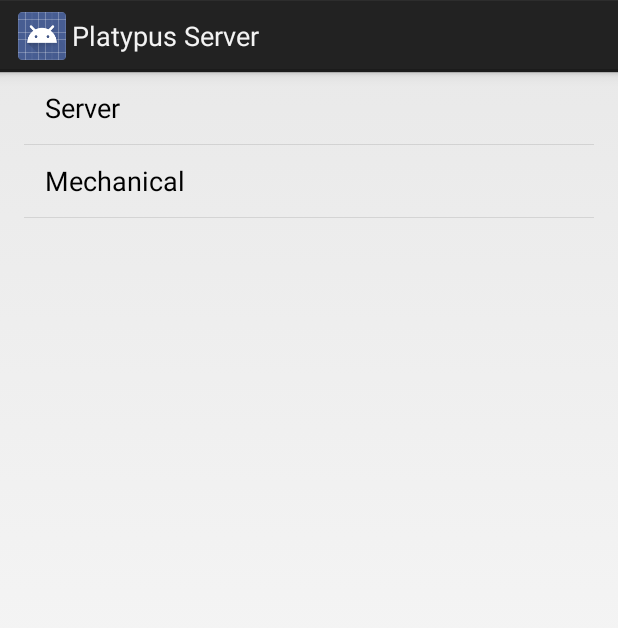
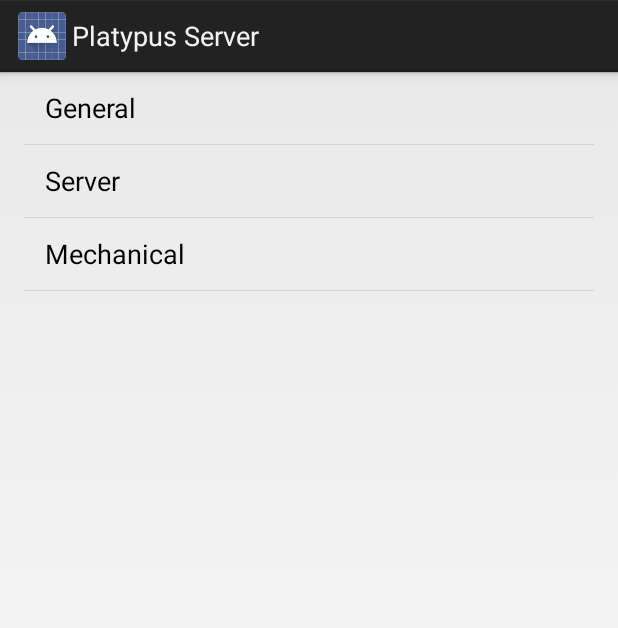
Before and after one commit to platypusllc/server, an Android app: the screen it shows after launch (SettingsActivity), on a phone screen of 412 x 824 dp. Shown: the top 628 px of the screen. Run offline under Robolectric (Android 15) with nearby library versions, the phone set to English and light mode, and no system bars.

Commit message:
Added ServerService stub implementation.

```diff
--- a/app/src/main/AndroidManifest.xml
+++ b/app/src/main/AndroidManifest.xml
@@ -12,9 +12,15 @@
             android:label="@string/app_name" >
             <intent-filter>
                 <action android:name="android.intent.action.MAIN" />
+
                 <category android:name="android.intent.category.LAUNCHER" />
             </intent-filter>
         </activity>
+
+        <service
+            android:name=".ServerService"
+            android:enabled="true"
+            android:exported="true" />
     </application>
 
 </manifest>
--- a/app/src/main/res/values/strings.xml
+++ b/app/src/main/res/values/strings.xml
@@ -1,3 +1,4 @@
 <resources>
     <string name="app_name">Platypus Server</string>
+    <string name="server_service_started">PLATYPUS_SERVER_SERVICE_STARTED</string>
 </resources>
--- a/app/src/main/res/values/strings_activity_settings.xml
+++ b/app/src/main/res/values/strings_activity_settings.xml
@@ -2,24 +2,30 @@
 
     <!-- Strings related to Settings -->
 
+    <!-- General settings -->
+    <string name="pref_header_general">General</string>
+
+    <string name="pref_title_server_service">Server Service</string>
+    <string name="pref_description_server_service">Run the Platypus server service</string>
+
     <!-- Server settings -->
     <string name="pref_header_server">Server</string>
 
-    <string name="pref_madara_server">MADARA</string>
+    <string name="pref_title_madara_server">MADARA</string>
     <string name="pref_description_madara_server">Run a MADARA server</string>
     <string name="pref_title_madara_server_multicast_address">Multicast Transport</string>
     <string name="pref_title_madara_server_multicast_address_default">127.0.0.1</string>
 
-    <string name="pref_http_server">HTTP</string>
+    <string name="pref_title_http_server">HTTP</string>
     <string name="pref_description_http_server">Run an HTTP server</string>
 
-    <string name="pref_tcp_server">TCP</string>
+    <string name="pref_title_tcp_server">TCP</string>
     <string name="pref_description_tcp_server">Run a TCP server</string>
 
-    <string name="pref_udp_server">UDP</string>
+    <string name="pref_title_udp_server">UDP</string>
     <string name="pref_description_udp_server">Run an UDP server</string>
 
-    <string name="pref_registry_server">Registry</string>
+    <string name="pref_title_registry_server">Registry</string>
     <string name="pref_description_registry_server">Connect to a registry</string>
 
     <!-- Mechanical settings -->
--- /dev/null
+++ b/app/src/main/res/xml/pref_general.xml
@@ -0,0 +1,9 @@
+<PreferenceScreen xmlns:android="http://schemas.android.com/apk/res/android">
+
+    <CheckBoxPreference
+        android:defaultValue="false"
+        android:key="server_service_checkbox"
+        android:summary="@string/pref_description_server_service"
+        android:title="@string/pref_title_server_service" />
+
+</PreferenceScreen>
--- a/app/src/main/res/xml/pref_headers.xml
+++ b/app/src/main/res/xml/pref_headers.xml
@@ -1,6 +1,9 @@
 <preference-headers xmlns:android="http://schemas.android.com/apk/res/android">
 
     <!-- These settings headers are only used on tablets. -->
+    <header
+        android:fragment="com.platypus.server.SettingsActivity$GeneralPreferenceFragment"
+        android:title="@string/pref_header_general" />
 
     <header
         android:fragment="com.platypus.server.SettingsActivity$ServerPreferenceFragment"
--- a/app/src/main/res/xml/pref_server.xml
+++ b/app/src/main/res/xml/pref_server.xml
@@ -1,45 +1,45 @@
 <PreferenceScreen xmlns:android="http://schemas.android.com/apk/res/android">
 
     <CheckBoxPreference
+        android:defaultValue="true"
         android:key="madara_server_checkbox"
-        android:title="@string/pref_madara_server"
         android:summary="@string/pref_description_madara_server"
-        android:defaultValue="true" />
+        android:title="@string/pref_title_madara_server" />
 
     <!-- NOTE: EditTextPreference's summary should be set to its value by the activity code. -->
     <EditTextPreference
+        android:capitalize="none"
+        android:defaultValue="@string/pref_title_madara_server_multicast_address_default"
         android:dependency="madara_server_checkbox"
+        android:inputType="phone"
         android:key="madara_server_multicast_address_text"
-        android:title="@string/pref_title_madara_server_multicast_address"
-        android:defaultValue="@string/pref_title_madara_server_multicast_address_default"
+        android:maxLines="1"
         android:selectAllOnFocus="true"
-        android:inputType="phone"
-        android:capitalize="none"
         android:singleLine="true"
-        android:maxLines="1" />
+        android:title="@string/pref_title_madara_server_multicast_address" />
 
     <CheckBoxPreference
+        android:defaultValue="false"
         android:key="http_server_checkbox"
-        android:title="@string/pref_http_server"
         android:summary="@string/pref_description_http_server"
-        android:defaultValue="false" />
+        android:title="@string/pref_title_http_server" />
 
     <CheckBoxPreference
+        android:defaultValue="false"
         android:key="tcp_server_checkbox"
-        android:title="@string/pref_tcp_server"
         android:summary="@string/pref_description_tcp_server"
-        android:defaultValue="false" />
+        android:title="@string/pref_title_tcp_server" />
 
     <CheckBoxPreference
+        android:defaultValue="false"
         android:key="udp_server_checkbox"
-        android:title="@string/pref_udp_server"
         android:summary="@string/pref_description_udp_server"
-        android:defaultValue="false" />
+        android:title="@string/pref_title_udp_server" />
 
     <CheckBoxPreference
+        android:defaultValue="false"
         android:key="registry_server_checkbox"
-        android:title="@string/pref_registry_server"
         android:summary="@string/pref_description_registry_server"
-        android:defaultValue="false" />
+        android:title="@string/pref_title_registry_server" />
 
 </PreferenceScreen>
```
Also changed, not shown: app/src/main/java/com/platypus/server/ServerService.java (added, +75 -0 lines), app/src/main/java/com/platypus/server/SettingsActivity.java (+71 -32 lines).
